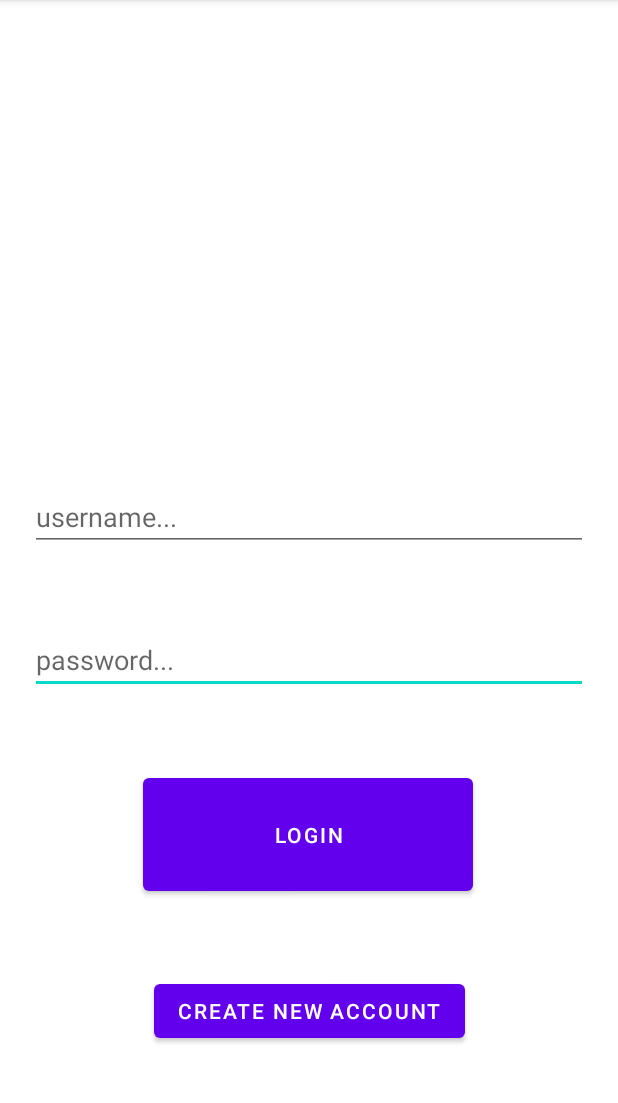
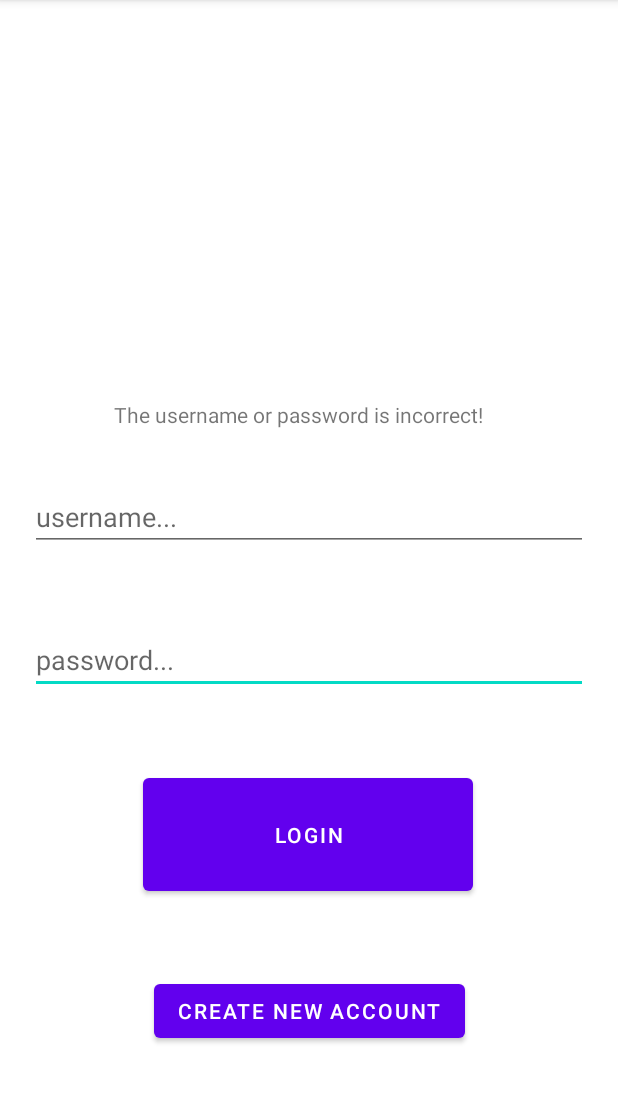
Before and after one commit to AmyLDunn/Fitness_Center, an Android app: the screen it shows after launch (LoginActivity), after a tap on "LOGIN", on a phone screen of 412 x 824 dp, the part 84-1187 px from its top. Run offline under Robolectric (Android 15) with nearby library versions, the phone set to English and light mode, and no system bars.

Commit message:
Added the error message when user gets username/password incorrect.

```diff
--- a/app/src/main/java/com/example/fitnesscenter/login/LoginActivity.java
+++ b/app/src/main/java/com/example/fitnesscenter/login/LoginActivity.java
@@ -5,6 +5,7 @@ import androidx.appcompat.app.AppCompatActivity;
 import android.os.Bundle;
 import android.widget.Button;
 import android.widget.EditText;
+import android.widget.TextView;
 import android.view.View;
 import android.content.Intent;
 
@@ -19,6 +20,8 @@ public class LoginActivity extends AppCompatActivity {
     DBHelper database;
 
     Button login, createAccount;
+
+    TextView errorMessage;
 
     @Override
     protected void onCreate(Bundle savedInstanceState) {
@@ -35,6 +38,7 @@ public class LoginActivity extends AppCompatActivity {
         login.setOnClickListener(new View.OnClickListener() {
             public void onClick(View view) {
 
+                errorMessage = (TextView) findViewById((R.id.accountErrorMessage));
                 EditText usernameEntry = (EditText) findViewById(R.id.usernameTextView);
                 EditText passwordEntry = (EditText) findViewById(R.id.passwordTextView);
                 String username = usernameEntry.getText().toString();
@@ -72,11 +76,15 @@ public class LoginActivity extends AppCompatActivity {
         // Verifying that account exists
         Account myAccount = database.getAccount(username, password);
         if (myAccount != null) {
+            //Clearing errorMessage
+            errorMessage.setText("");
             // Opening WelcomeActivity
             Intent intent = new Intent(this, AdminActivity.class);
             // Passing the Account object containing the user's account to the welcome screen
             intent.putExtra("USER_ACCOUNT", myAccount);
             startActivity(intent);
+        } else {
+            errorMessage.setText("The username or password is incorrect!");
         }
 
     }
--- a/app/src/main/res/layout/activity_login.xml
+++ b/app/src/main/res/layout/activity_login.xml
@@ -5,6 +5,15 @@
     android:layout_width="match_parent"
     android:layout_height="match_parent"
     tools:context=".login.LoginActivity">
+
+    <TextView
+        android:id="@+id/accountErrorMessage"
+        android:layout_width="258dp"
+        android:layout_height="43dp"
+        android:layout_marginStart="76dp"
+        android:layout_marginBottom="340dp"
+        app:layout_constraintBottom_toTopOf="@+id/createNewAccountButton"
+        app:layout_constraintStart_toStartOf="parent" />
 
     <Button
         android:id="@+id/login_button"
--- a/app/src/main/res/layout/activity_new_account.xml
+++ b/app/src/main/res/layout/activity_new_account.xml
@@ -8,7 +8,7 @@
 
 
     <TextView
-        android:id="@+id/accountTypeLabel"
+        android:id="@+id/accountErrorMessage"
         android:layout_width="0dp"
         android:layout_height="wrap_content"
         android:layout_marginStart="20dp"
@@ -26,7 +26,7 @@
         android:ems="10"
         app:layout_constraintBottom_toTopOf="@+id/newUsernameTextView"
         app:layout_constraintEnd_toEndOf="parent"
-        app:layout_constraintStart_toEndOf="@+id/accountTypeLabel" />
+        app:layout_constraintStart_toEndOf="@+id/accountErrorMessage" />
 
     <EditText
         android:id="@+id/newUsernameTextView"
```
